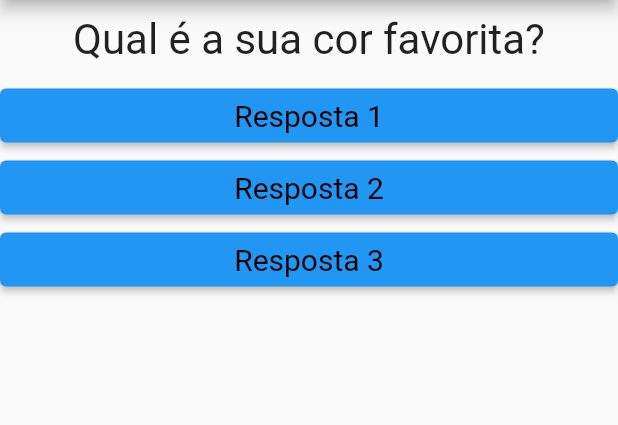
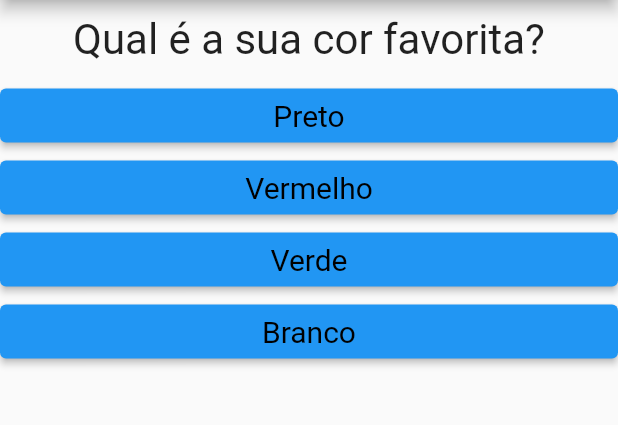
Before and after one commit to waldenermonteiro/curso_flutter, a Flutter app: the screen it shows after launch, on a phone screen of 412 x 824 dp, the part 84-509 px from its top. Run offline on Flutter 3.47's test engine with Material 2 defaults, Android fonts, the phone set to English and light mode, and no system bars.

```diff
--- a/lib/main.dart
+++ b/lib/main.dart
@@ -1,42 +1,73 @@
 import 'package:flutter/material.dart';
+import 'package:projeto_perguntas/questionario.dart';
 
-import './questao.dart';
-import './resposta.dart';
+import './resultado.dart';
+import './resultado.dart';
 
 void main() => runApp(const PerguntaApp());
 
 class _PerguntaAppState extends State<PerguntaApp> {
   var _perguntaSelecionada = 0;
+  var _pontuacaoTotal = 0;
+  final List<Map<String, Object>> _perguntas = const [
+    {
+      'texto': 'Qual é a sua cor favorita?',
+      'respostas': [
+        {'texto': 'Preto', 'pontuacao': 10},
+        {'texto': 'Vermelho', 'pontuacao': 5},
+        {'texto': 'Verde', 'pontuacao': 3},
+        {'texto': 'Branco', 'pontuacao': 1}
+      ]
+    },
+    {
+      'texto': 'Qual é o seu animal favorito?',
+      'respostas': [
+        {'texto': 'Coelho', 'pontuacao': 10},
+        {'texto': 'Cobra', 'pontuacao': 5},
+        {'texto': 'Elefante', 'pontuacao': 3},
+        {'texto': 'Leão', 'pontuacao': 1}
+      ]
+    },
+    {
+      'texto': 'Qual o seu instrutor favorito?',
+      'respostas': [
+        {'texto': 'Maria', 'pontuacao': 10},
+        {'texto': 'João', 'pontuacao': 5},
+        {'texto': 'Leo', 'pontuacao': 3},
+        {'texto': 'Pedro', 'pontuacao': 1}
+      ]
+    }
+  ];
 
-  void _responder() {
+  void _responder(int pontuacao) {
+    if (temPerguntaSelecionada) {
       setState(() {
         _perguntaSelecionada++;
+        _pontuacaoTotal += pontuacao;
       });
+    }
 
-    print(_perguntaSelecionada);
+    print(_pontuacaoTotal);
+  }
+
+  bool get temPerguntaSelecionada {
+    return _perguntaSelecionada < _perguntas.length;
   }
 
   @override
   Widget build(BuildContext context) {
-    final perguntas = [
-      'Qual é a sua cor favorita?',
-      'Qual é o seu animal favorito?',
-    ];
-
     return MaterialApp(
       home: Scaffold(
           appBar: AppBar(
             title: const Text('Perguntas'),
           ),
-        body: Column(
-          children: [
-            Questao(perguntas[_perguntaSelecionada]),
-            Resposta('Resposta 1', _responder),
-            Resposta('Resposta 2', _responder),
-            Resposta('Resposta 3', _responder),
-          ],
-        ),
-      ),
+          body: temPerguntaSelecionada
+              ? Questionario(
+                  perguntas: _perguntas,
+                  perguntaSelecionada: _perguntaSelecionada,
+                  responder: _responder,
+                )
+              : Resultado(_pontuacaoTotal)),
     );
   }
 }
--- /dev/null
+++ b/lib/questionario.dart
@@ -0,0 +1,39 @@
+import 'package:flutter/material.dart';
+
+import './questao.dart';
+import './resposta.dart';
+
+class Questionario extends StatelessWidget {
+  final List<Map<String, Object>> perguntas;
+  final int perguntaSelecionada;
+  final Function(int) responder;
+
+  const Questionario(
+      {required this.perguntas,
+      required this.perguntaSelecionada,
+      required this.responder,
+      super.key});
+
+  bool get temPerguntaSelecionada {
+    return perguntaSelecionada < perguntas.length;
+  }
+
+  @override
+  Widget build(BuildContext context) {
+    List<Map<String, Object>> respostas = temPerguntaSelecionada
+        ? perguntas[perguntaSelecionada].cast()['respostas']
+        : [];
+
+    List<Widget> widgets = respostas.map((resp) {
+      return Resposta(resp['texto'].toString(),
+          () => responder(int.parse(resp['pontuacao'].toString())));
+    }).toList();
+
+    return Column(
+      children: [
+        Questao(perguntas[perguntaSelecionada]['texto'].toString()),
+        ...widgets
+      ],
+    );
+  }
+}
--- a/lib/resposta.dart
+++ b/lib/resposta.dart
@@ -10,7 +10,7 @@ class Resposta extends StatelessWidget {
 
   @override
   Widget build(BuildContext context) {
-    return Container(
+    return SizedBox(
       width: double.infinity,
       child: ElevatedButton(
         style: ElevatedButton.styleFrom(
--- /dev/null
+++ b/lib/resultado.dart
@@ -0,0 +1,28 @@
+import 'package:flutter/material.dart';
+
+class Resultado extends StatelessWidget {
+  final int pontuacao;
+  const Resultado(this.pontuacao, {super.key});
+
+  String get fraseResultado {
+    if (pontuacao < 8) {
+      return 'Parabéns';
+    } else if (pontuacao < 12) {
+      return 'Você é bom';
+    } else if (pontuacao < 16) {
+      return 'Impressionante';
+    } else {
+      return 'Nível Jedi';
+    }
+  }
+
+  @override
+  Widget build(BuildContext context) {
+    return Center(
+      child: Text(
+        fraseResultado,
+        style: const TextStyle(fontSize: 28),
+      ),
+    );
+  }
+}
```
Lines whose indentation alone changed are shown as unchanged.
